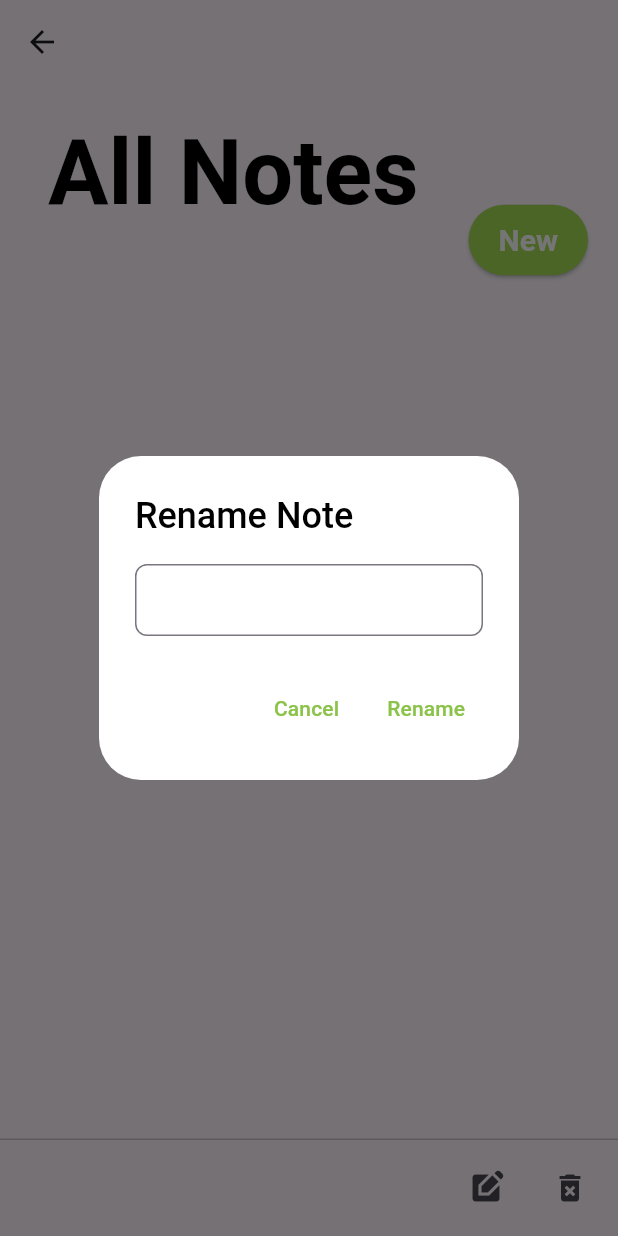
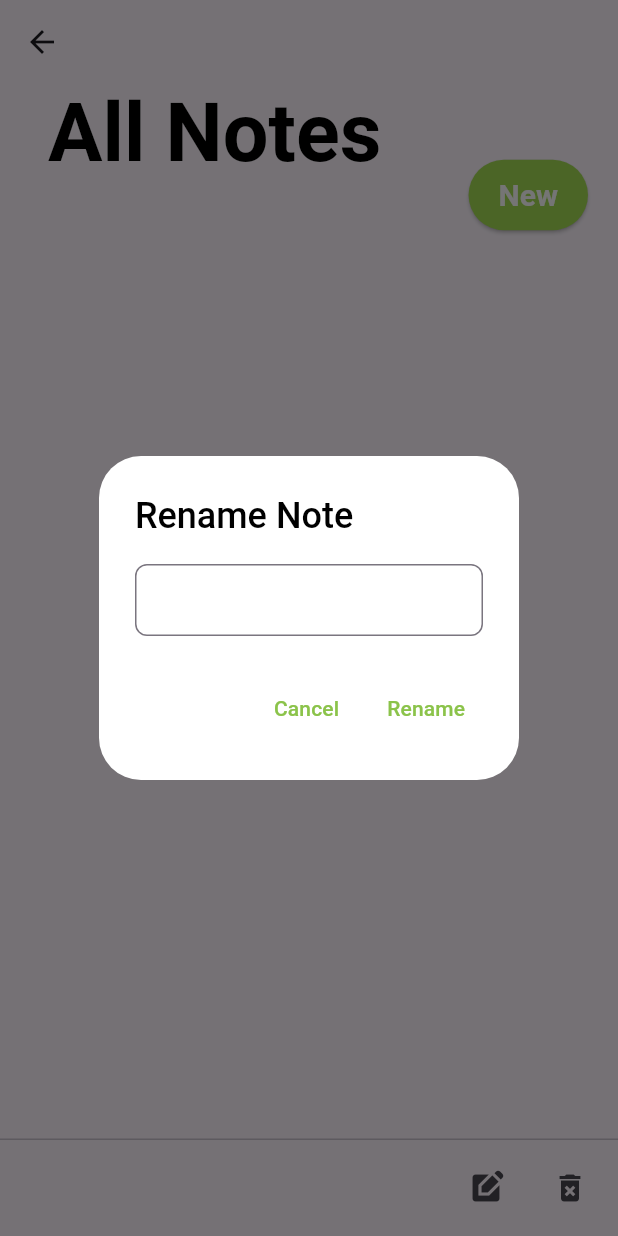
Before and after one commit to skkuse-team6/StudyingX, a Flutter app: the HomePage screen opened by its route, after a tap on the "edit square" icon, on a phone screen of 412 x 824 dp. Run offline on Flutter 3.47's test engine with Material 2 defaults, Android fonts, the phone set to English and light mode, and no system bars; our stand-ins replace flutter_colorpicker, flutter_svg, logger, screenshot, shared_preferences; missing offline and left inert: bson, collapsible, perfect_freehand; accounts and stored records are empty.

Commit message:
improve home page ui

```diff
--- a/lib/views/fragments/pencil_kit_bar.dart
+++ b/lib/views/fragments/pencil_kit_bar.dart
@@ -8,11 +8,13 @@ class PencilKitBar extends StatefulWidget {
       {Key? key,
       required this.onToggleColorPicker,
       required this.onToggleRecordPanel,
-      required this.recording})
+      required this.recording,
+      required this.onBackBtnPressed})
       : super(key: key);
 
   final BoolCallback onToggleColorPicker;
   final VoidCallback onToggleRecordPanel;
+  final VoidCallback onBackBtnPressed;
   final bool recording;
 
   @override
@@ -36,7 +38,7 @@ class _PencilKitBarState extends State<PencilKitBar> {
                 alignment: Alignment.centerLeft,
                 child: IconButton(
                   onPressed: () {
-                    Navigator.pop(context);
+                    widget.onBackBtnPressed();
                   },
                   icon: const Icon(
                     Icons.arrow_back_ios_new,
--- a/lib/views/fragments/view_files.dart
+++ b/lib/views/fragments/view_files.dart
@@ -41,8 +41,8 @@ class _ViewFilesState extends State<ViewFiles> {
       sliver: SliverMasonryGrid.count(
         childCount: files.length,
         crossAxisCount: widget.crossAxisCount,
-        mainAxisSpacing: 8,
-        crossAxisSpacing: 8,
+        mainAxisSpacing: 12,
+        crossAxisSpacing: 12,
         itemBuilder: (context, index) {
           if (index >= files.length) {
             return const SizedBox.shrink();
--- a/lib/views/pages/home_page.dart
+++ b/lib/views/pages/home_page.dart
@@ -80,13 +80,13 @@ class _HomePageState extends State<HomePage> {
                   ),
                   sliver: SliverAppBar(
                     collapsedHeight: kToolbarHeight,
-                    expandedHeight: 170,
+                    expandedHeight: 140,
                     pinned: true,
                     scrolledUnderElevation: 1,
                     flexibleSpace: const FlexibleSpaceBar(
                       title: Text('All Notes',
                           style: TextStyle(
-                            fontSize: 40,
+                            fontSize: 36,
                             fontWeight: FontWeight.bold,
                             color: Colors.black,
                           )),
```
Also changed, not shown: lib/views/molecules/note_preview.dart (+12 -8 lines), lib/views/molecules/preview_card.dart (+17 -4 lines), lib/views/pages/note_page.dart (+34 -23 lines).
